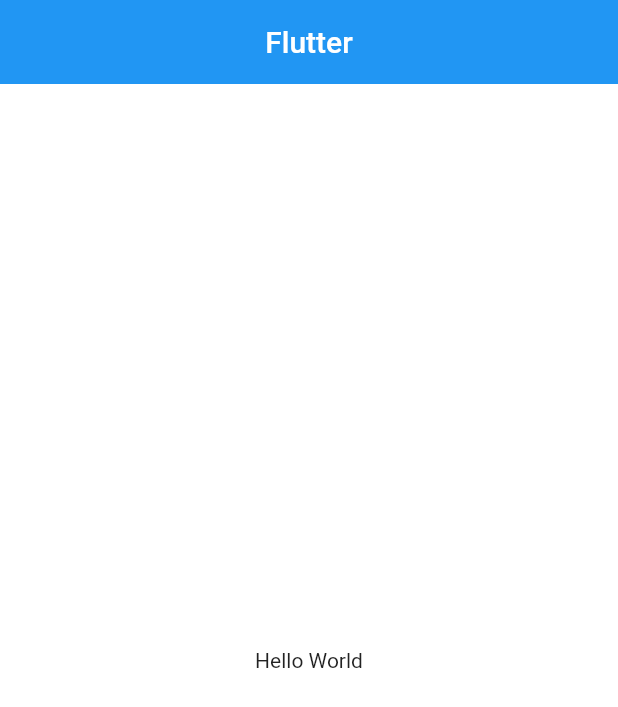
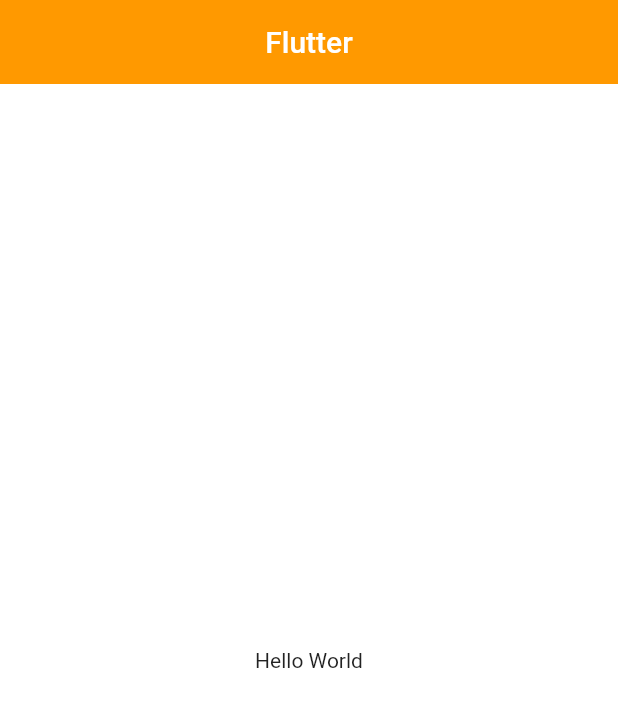
Before and after one commit to haithemmihoubi/amazon_clone, a Flutter app: the screen it shows after launch, on a phone screen of 412 x 824 dp. Shown: the top 707 px of the screen. Run offline on Flutter 3.47's test engine with Material 2 defaults, Android fonts, the phone set to English and light mode, and no system bars.

Commit message:
folder structure

```diff
--- a/lib/main.dart
+++ b/lib/main.dart
@@ -2,29 +2,33 @@ import 'package:amazon_clone/constants/global_variables.dart';
 import 'package:flutter/material.dart';
 
 void main() {
-  runApp( MyApp());
+  runApp(MyApp());
 }
 
 class MyApp extends StatelessWidget {
   const MyApp({Key? key}) : super(key: key);
 
-  // This widget is the root of your application.
   @override
   Widget build(BuildContext context) {
     return MaterialApp(
       title: 'Flutter',
-      theme: ThemeData(scaffoldBackgroundColor: GlobalVariables.backgroundColor,
-        appBarTheme:const AppBarTheme(
+      theme: ThemeData(
+        scaffoldBackgroundColor: GlobalVariables.backgroundColor,
+        colorScheme: const ColorScheme.light(
+          primary: GlobalVariables.secondaryColor,
+        ),
+        appBarTheme: const AppBarTheme(
           elevation: 0,
 
         ),
+        iconTheme: const IconThemeData(color: Colors.black),
       ),
       home: Scaffold(
         appBar: AppBar(
           centerTitle: true,
-          title:const Text('Flutter'),
+          title: const Text('Flutter'),
         ),
-        body:const Center(
+        body: const Center(
           child: Text('Hello World'),
         ),
       ),
```
Also changed, not shown: lib/features/auth/screens/auth_screen.dart (added, +20 -0 lines), lib/router.dart (added, +18 -0 lines).
